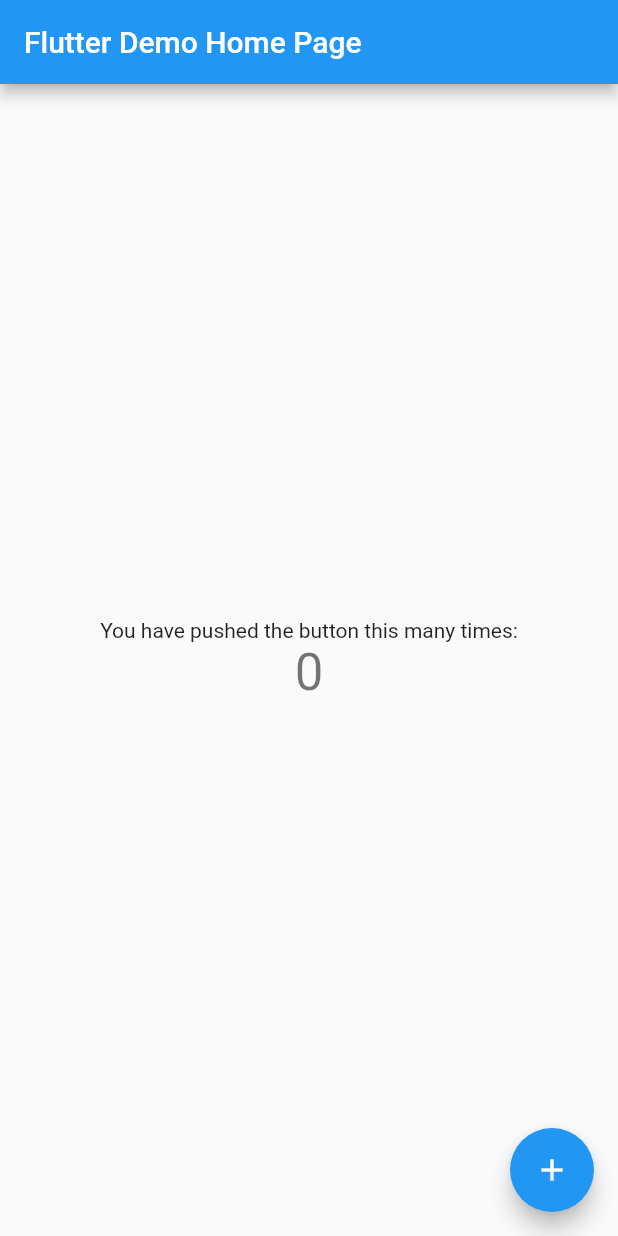
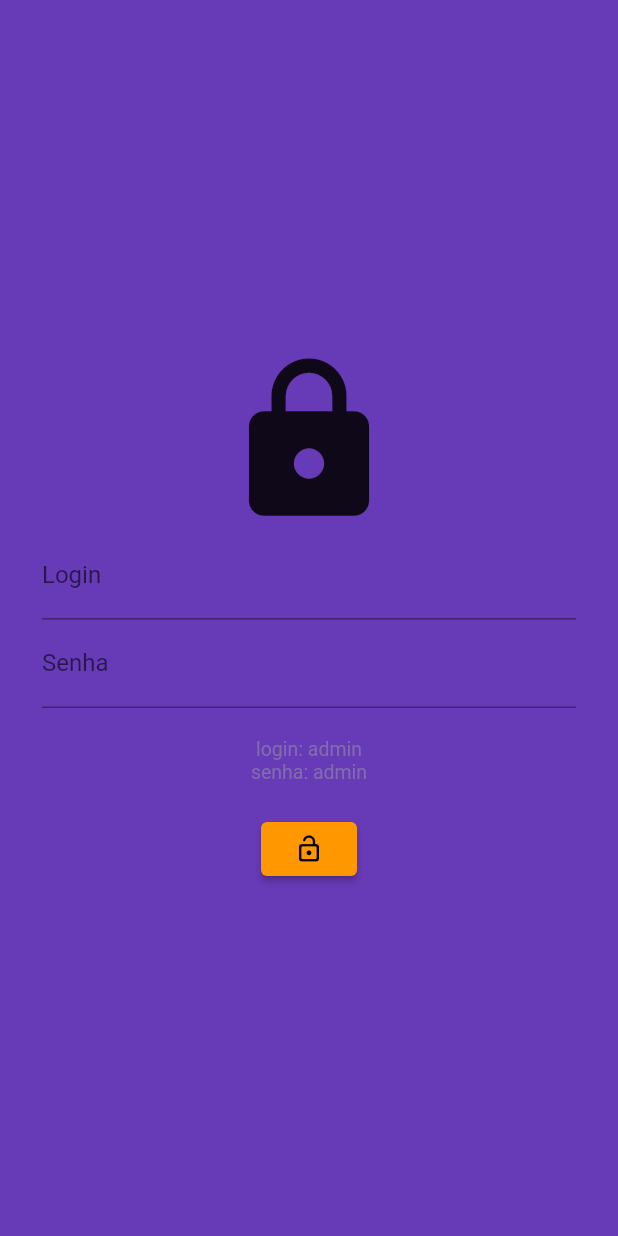
Before and after one commit to henriquefugie/Des.Movel_App, a Flutter app: the screen it shows after launch, on a phone screen of 412 x 824 dp. Run offline on Flutter 3.47's test engine with Material 2 defaults, Android fonts, the phone set to English and light mode, and no system bars.

Commit message:
tela login

```diff
--- /dev/null
+++ b/aplicativo/lib/controller/login_controle.dart
@@ -0,0 +1,17 @@
+import 'package:flutter/widgets.dart';
+
+class LoginControle {
+  ValueNotifier<bool> inLoader = ValueNotifier<bool>(false);
+  String? _login;
+  setLogin(String value) => _login = value;
+
+  String? _senha;
+  setSenha(String value) => _senha = value;
+
+  Future<bool> auth() async {
+    inLoader.value = true;
+    await Future.delayed(Duration(seconds: 2));
+    inLoader.value = false;
+    return _login == 'admin' && _senha == 'admin';
+  }
+}
--- a/aplicativo/lib/main.dart
+++ b/aplicativo/lib/main.dart
@@ -1,4 +1,5 @@
 import 'package:flutter/material.dart';
+import 'package:aplicativo/pages/login.dart';
 
 void main() {
   runApp(const MyApp());
@@ -7,111 +8,16 @@
 class MyApp extends StatelessWidget {
   const MyApp({super.key});
 
-  // This widget is the root of your application.
   @override
   Widget build(BuildContext context) {
     return MaterialApp(
-      title: 'Flutter Demo',
-      theme: ThemeData(
-        // This is the theme of your application.
-        //
-        // Try running your application with "flutter run". You'll see the
-        // application has a blue toolbar. Then, without quitting the app, try
-        // changing the primarySwatch below to Colors.green and then invoke
-        // "hot reload" (press "r" in the console where you ran "flutter run",
-        // or simply save your changes to "hot reload" in a Flutter IDE).
-        // Notice that the counter didn't reset back to zero; the application
-        // is not restarted.
-        primarySwatch: Colors.blue,
-      ),
-      home: const MyHomePage(title: 'Flutter Demo Home Page'),
-    );
+        title: 'Flutter Demo',
+        theme: ThemeData(
+          primarySwatch: Colors.orange,
+        ),
+        initialRoute: '/login',
+        routes: {
+          '/login': (_) => Login(),
+        });
   }
 }
-
-class MyHomePage extends StatefulWidget {
-  const MyHomePage({super.key, required this.title});
-
-  // This widget is the home page of your application. It is stateful, meaning
-  // that it has a State object (defined below) that contains fields that affect
-  // how it looks.
-
-  // This class is the configuration for the state. It holds the values (in this
-  // case the title) provided by the parent (in this case the App widget) and
-  // used by the build method of the State. Fields in a Widget subclass are
-  // always marked "final".
-
-  final String title;
-
-  @override
-  State<MyHomePage> createState() => _MyHomePageState();
-}
-
-class _MyHomePageState extends State<MyHomePage> {
-  int _counter = 0;
-
-  void _incrementCounter() {
-    setState(() {
-      // This call to setState tells the Flutter framework that something has
-      // changed in this State, which causes it to rerun the build method below
-      // so that the display can reflect the updated values. If we changed
-      // _counter without calling setState(), then the build method would not be
-      // called again, and so nothing would appear to happen.
-      _counter++;
-    });
-  }
-
-  @override
-  Widget build(BuildContext context) {
-    // This method is rerun every time setState is called, for instance as done
-    // by the _incrementCounter method above.
-    //
-    // The Flutter framework has been optimized to make rerunning build methods
-    // fast, so that you can just rebuild anything that needs updating rather
-    // than having to individually change instances of widgets.
-    return Scaffold(
-      appBar: AppBar(
-        // Here we take the value from the MyHomePage object that was created by
-        // the App.build method, and use it to set our appbar title.
-        title: Text(widget.title),
-      ),
-      body: Center(
-        // Center is a layout widget. It takes a single child and positions it
-        // in the middle of the parent.
-        child: Column(
-          // Column is also a layout widget. It takes a list of children and
-          // arranges them vertically. By default, it sizes itself to fit its
-          // children horizontally, and tries to be as tall as its parent.
-          //
-          // Invoke "debug painting" (press "p" in the console, choose the
-          // "Toggle Debug Paint" action from the Flutter Inspector in Android
-          // Studio, or the "Toggle Debug Paint" command in Visual Studio Code)
-          // to see the wireframe for each widget.
-          //
-          // Column has various properties to control how it sizes itself and
-          // how it positions its children. Here we use mainAxisAlignment to
-          // center the children vertically; the main axis here is the vertical
-          // axis because Columns are vertical (the cross axis would be
-          // horizontal).
-          mainAxisAlignment: MainAxisAlignment.center,
-          children: <Widget>[
-            const Text(
-              'You have pushed the button this many times:',
-            ),
-            Text(
-              '$_counter',
-              style: Theme.of(context).textTheme.headline4,
-            ),
-          ],
-        ),
-      ),
-      floatingActionButton: FloatingActionButton(
-        onPressed: _incrementCounter,
-        tooltip: 'Increment',
-        child: const Icon(Icons.add),
-      ), // This trailing comma makes auto-formatting nicer for build methods.
-    );
-  }
-}
-
-//Henrique123
--- /dev/null
+++ b/aplicativo/lib/pages/login.dart
@@ -0,0 +1,81 @@
+import 'package:flutter/material.dart';
+import 'package:aplicativo/controller/login_controle.dart';
+import 'package:aplicativo/main.dart';
+
+class Login extends StatelessWidget {
+  LoginControle _controle = LoginControle();
+
+  Login({super.key});
+
+  @override
+  Widget build(BuildContext context) {
+    return Scaffold(
+        body: Container(
+            padding: EdgeInsets.all(28),
+            color: Colors.deepPurple,
+            child: Column(
+              crossAxisAlignment: CrossAxisAlignment.center,
+              mainAxisAlignment: MainAxisAlignment.center,
+              children: [
+                Icon(
+                  Icons.lock,
+                  size: 120,
+                ),
+                TextField(
+                  decoration: InputDecoration(
+                    label: Text('Login'),
+                  ),
+                  onChanged: _controle.setLogin,
+                ),
+                TextField(
+                  decoration: InputDecoration(
+                    label: Text('Senha'),
+                  ),
+                  obscureText: true,
+                  onChanged: _controle.setSenha,
+                ),
+                SizedBox(
+                  height: 20,
+                ),
+                Text(
+                  'login: admin \nsenha: admin',
+                  style: TextStyle(
+                    fontSize: 13,
+                    color: Colors.grey.withOpacity(0.5),
+                  ),
+                  textAlign: TextAlign.center,
+                ),
+                SizedBox(
+                  height: 20,
+                ),
+                ValueListenableBuilder<bool>(
+                  valueListenable: _controle.inLoader,
+                  builder: (_, inLoader, __) => inLoader
+                      ? CircularProgressIndicator()
+                      : ElevatedButton(
+                          onPressed: () {
+                            _controle.auth().then(
+                              (result) {
+                                if (result) {
+                                  Navigator.of(context)
+                                      .pushReplacementNamed('/splash1');
+                                } else {
+                                  ScaffoldMessenger.of(context)
+                                      .showSnackBar(SnackBar(
+                                    content: const Text('Login recusado'),
+                                    duration: const Duration(seconds: 1),
+                                  ));
+                                }
+                              },
+                            );
+                          },
+                          child: Icon(
+                            Icons.lock_open_rounded,
+                            size: 20,
+                          ),
+                        ),
+                ),
+              ],
+            )));
+  }
+}
```
